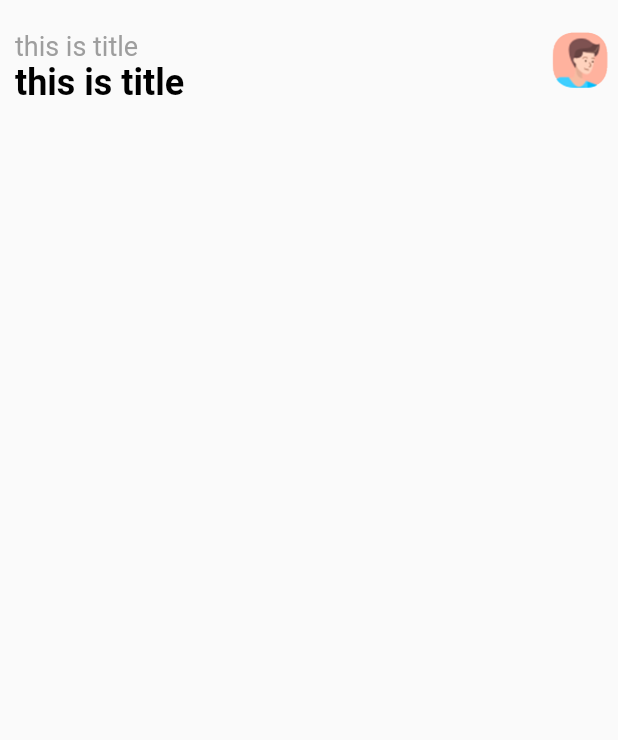
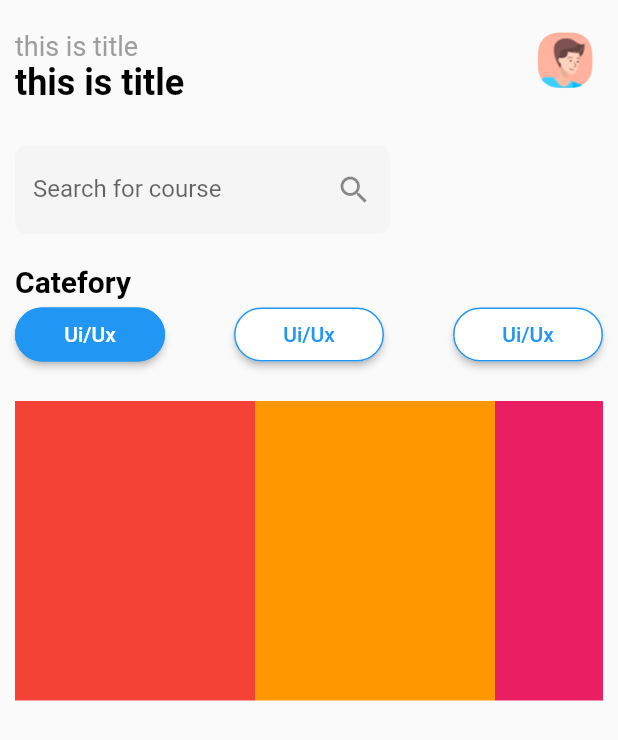
Before and after one commit to khangdm/design_course, a Flutter app: the screen it shows after launch, on a phone screen of 412 x 824 dp. Shown: the top 740 px of the screen. Run offline on Flutter 3.47's test engine with Material 2 defaults, Android fonts, the phone set to English and light mode, and no system bars.

Commit message:
ui course

```diff
--- /dev/null
+++ b/lib/HeaderCourse.dart
@@ -0,0 +1,21 @@
+import 'package:flutter/cupertino.dart';
+import 'package:flutter/material.dart';
+
+Widget headerCourse(){
+  return Row(
+    mainAxisAlignment: MainAxisAlignment.spaceBetween,
+    crossAxisAlignment: CrossAxisAlignment.start,
+
+    children: [
+      RichText(
+          text: TextSpan(
+              children: [
+                TextSpan(text: "this is title \n"),
+                TextSpan(text: "this is title \n",
+                    style: TextStyle(color: Colors.black, fontWeight: FontWeight.bold, fontSize: 24))
+              ],
+              style: TextStyle(color: Colors.grey, fontSize: 18))),
+      Image.asset('assets/images/userImage.png', width: 50, height: 40,),
+    ],
+  );
+}
--- a/lib/main.dart
+++ b/lib/main.dart
@@ -1,4 +1,6 @@
 import 'package:flutter/material.dart';
+
+import 'HeaderCourse.dart';
 
 void main() {
   runApp(MyApp());
@@ -25,25 +27,107 @@ class MainScreenCourseState extends State<MainScreenCourse> {
     return SafeArea(
       child: Scaffold(
         body: Container(
-          padding: EdgeInsets.only(left: 10, top: 20),
-          child: Row(
-            mainAxisAlignment: MainAxisAlignment.spaceBetween,
+          padding: EdgeInsets.only(left: 10, top: 20, right: 10),
+          child: Column(
             crossAxisAlignment: CrossAxisAlignment.start,
-
             children: [
-              RichText(
-                  text: TextSpan(
-                      children: [
-                        TextSpan(text: "this is title \n"),
-                        TextSpan(text: "this is title \n",
-                            style: TextStyle(color: Colors.black, fontWeight: FontWeight.bold, fontSize: 24))
-                      ],
-                      style: TextStyle(color: Colors.grey, fontSize: 18))),
-              Image.asset('assets/images/userImage.png', width: 50, height: 40,),
+              headerCourse(),
+              searchCourse(),
+              categoryCourse(),
             ],
           ),
         ),
       ),
     );
   }
+
+  Widget searchCourse() {
+    return Container(
+      width: 250,
+      alignment: Alignment.topLeft,
+      child: TextField(
+        decoration: InputDecoration(
+          filled: true,
+          fillColor: Colors.grey[100],
+          labelText: "Search for course",
+          suffixIcon: Icon(Icons.search),
+          border: OutlineInputBorder(
+            borderRadius: BorderRadius.circular(8),
+            borderSide: BorderSide(
+              width: 0,
+              style: BorderStyle.none,
+            ),
+          ),
+        ),
+      ),
+    );
+  }
 }
+
+Widget categoryCourse() {
+  return Column(
+    crossAxisAlignment: CrossAxisAlignment.start,
+    children: [
+      headerTextCommon("Catefory"),
+      Row(
+        mainAxisAlignment: MainAxisAlignment.spaceBetween,
+        children: [
+          textButtonCommon("Ui/Ux", true, () => {}),
+          textButtonCommon("Ui/Ux", false, () => {}),
+          textButtonCommon("Ui/Ux", false, () => {}),
+        ],
+      ),
+      horizontalList(),
+    ],
+  );
+}
+
+textButtonCommon(String s, bool enable, [Map Function() pressed]) {
+  return SizedBox(
+    width: 100,
+    child: ElevatedButton(
+        onPressed: pressed,
+        style: ButtonStyle(
+          shape: MaterialStateProperty.all<RoundedRectangleBorder>(
+              RoundedRectangleBorder(
+                  borderRadius: BorderRadius.circular(18.0),
+                  side: BorderSide(color: Colors.blue))),
+          backgroundColor:
+          MaterialStateProperty.all(enable ? Colors.blue : Colors.white),
+        ),
+        child: Text(
+          s,
+          style: TextStyle(color: enable ? Colors.white : Colors.blue),
+        )),
+  );
+}
+
+headerTextCommon(String s) {
+  return Container(
+      margin: EdgeInsets.fromLTRB(0, 20, 0, 0),
+      child: Text(
+        s,
+        style: TextStyle(
+            color: Colors.black, fontSize: 20, fontWeight: FontWeight.bold),
+      ));
+}
+
+void onpressed() {}
+
+
+horizontalList() {
+  Widget horizontalListCourse = new Container(
+      margin: EdgeInsets.symmetric(vertical: 20.0),
+      height: 200.0,
+      child: new ListView(
+        scrollDirection: Axis.horizontal,
+        children: <Widget>[
+          Container(width: 160.0, color: Colors.red,),
+          Container(width: 160.0, color: Colors.orange,),
+          Container(width: 160.0, color: Colors.pink,),
+          Container(width: 160.0, color: Colors.yellow,),
+        ],
+      )
+  );
+  return horizontalListCourse;
+}
```
